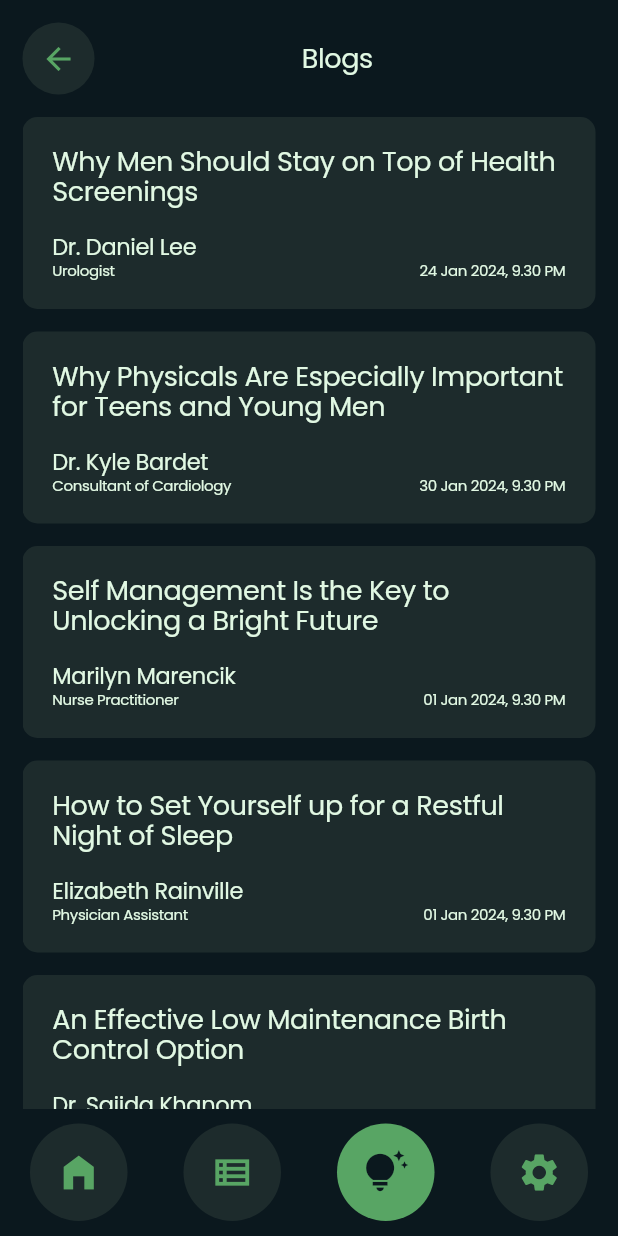
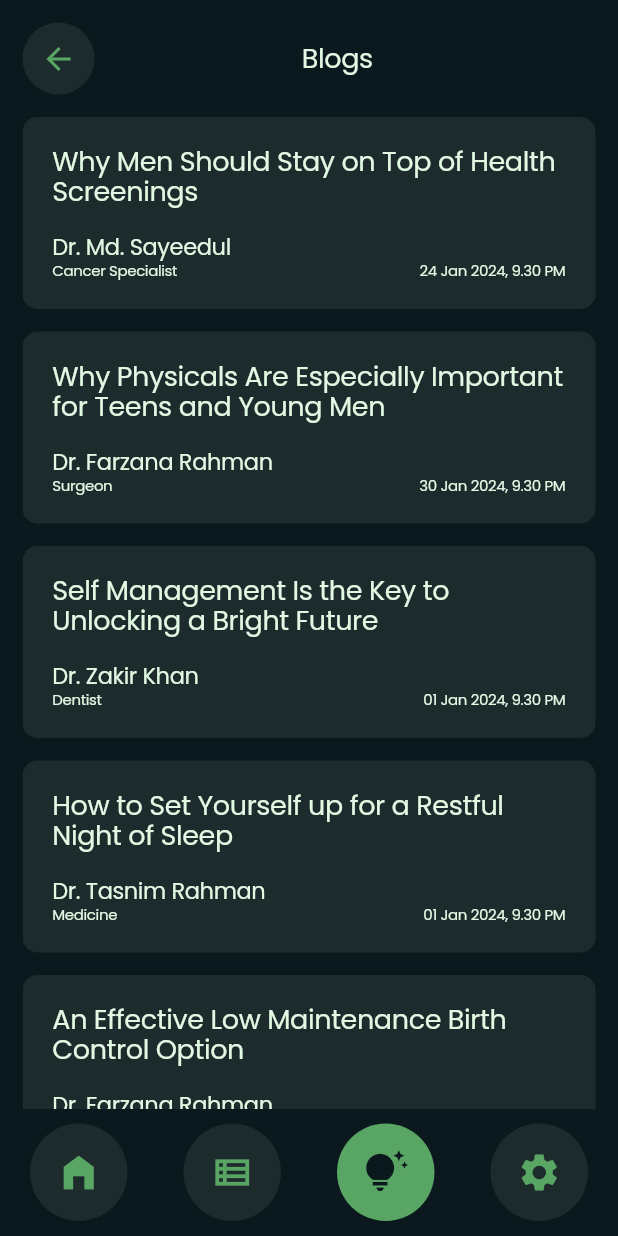
Before and after one commit to Hrithikishere/MediQueue, a Flutter app: the BlogsPage screen opened by its route, on a phone screen of 412 x 824 dp. Run offline on Flutter 3.47's test engine with Material 3 defaults, Android fonts, the phone set to English and light mode, and no system bars; our stand-ins replace animated_splash_screen, cached_network_image, go_router, google_fonts.

Commit message:
work by id
now all things will go by data from page to page

```diff
--- a/medi_queue/lib/config/app_router.dart
+++ b/medi_queue/lib/config/app_router.dart
@@ -170,10 +170,13 @@ final GoRouter router = GoRouter(debugLogDiagnostics: true, routes: <GoRoute>[
     },
   ),
   GoRoute(
-    path: '/appointment_create',
+    path: '/appointment_create/:id',
     name: 'appointment_create',
     pageBuilder: (context, state) {
-      return MaterialPage(child: AppointmentCreatePage());
+      return MaterialPage(
+          child: AppointmentCreatePage(
+        id: int.parse(state.pathParameters['id']!),
+      ));
     },
   ),
   GoRoute(
--- a/medi_queue/lib/framework/helpers/constants/data/blogs.dart
+++ b/medi_queue/lib/framework/helpers/constants/data/blogs.dart
@@ -1,83 +1,71 @@
 class Blogs {
   int id = 0;
   String title = "";
-  String postedBy = "";
-  String postedByDesg = "";
+  int postedBy;
   String postedTime = "";
   String description = "";
-  Blogs(this.id, this.title, this.postedBy, this.postedByDesg, this.postedTime,
-      this.description);
+  Blogs(this.id, this.title, this.postedBy, this.postedTime, this.description);
 }
 
 List<Blogs> blogsList = [
   Blogs(
       1000,
       "Why Men Should Stay on Top of Health Screenings",
-      "Dr. Daniel Lee",
-      "Urologist",
+      1111,
       "24 Jan 2024, 9.30 PM",
       "Historically, men have been hesitant to seek medical attention when something seems wrong with their health. Also, men aren't as likely as women to have preventive screenings and checkups with their health care team. This is a problem because early detection of a medical issue is the best way to improve effectiveness of condition treatment and management. Delaying or avoiding a checkup or screening could lead to a treatable situation turning deadly. While some screenings, such as HIV and hepatitis C, are recommended to have once, other screenings for certain cancers should be performed regularly.Vaccines are important to prevent infectious diseases. Vaccinations for men are administered at different intervals throughout adulthood.So, men, reconsider your reservations and talk to your health care team about potentially lifesaving screening.Men older than 50 should have a yearly physical exam, and men younger than 50 should have a physical exam every three to five years. Even if you're feeling healthy, a regular checkup with your health care team is a good way to validate your health or identify a problem in its early stages."),
   Blogs(
       1001,
       "Why Physicals Are Especially Important for Teens and Young Men",
-      "Dr. Kyle Bardet",
-      "Consultant of Cardiology",
+      1115,
       "30 Jan 2024, 9.30 PM",
       "This is a problem because early detection of a medical issue is the best way to improve effectiveness of condition treatment and management. Delaying or avoiding a checkup or screening could lead to a treatable situation turning deadly. While some screenings, such as HIV and hepatitis C, are recommended to have once, other screenings for certain cancers should be performed regularly.Vaccines are important to prevent infectious diseases. Vaccinations for men are administered at different intervals throughout adulthood.So, men, reconsider your reservations and talk to your health care team about potentially lifesaving screening.Men older than 50 should have a yearly physical exam, and men younger than 50 should have a physical exam every three to five years. Even if you're feeling healthy, a regular checkup with your health care team is a good way to validate your health or identify a problem in its early stages."),
   Blogs(
       1002,
       "Self Management Is the Key to Unlocking a Bright Future",
-      "Marilyn Marencik",
-      "Nurse Practitioner",
+      1113,
       "01 Jan 2024, 9.30 PM",
       "This is a problem because early detection of a medical issue is the best way to improve effectiveness of condition treatment and management. Delaying or avoiding a checkup or screening could lead to a treatable situation turning deadly. While some screenings, such as HIV and hepatitis C, are recommended to have once, other screenings for certain cancers should be performed regularly.Vaccines are important to prevent infectious diseases. Vaccinations for men are administered at different intervals throughout adulthood.So, men, reconsider your reservations and talk to your health care team about potentially lifesaving screening.Men older than 50 should have a yearly physical exam, and men younger than 50 should have a physical exam every three to five years. Even if you're feeling healthy, a regular checkup with your health care team is a good way to validate your health or identify a problem in its early stages."),
   Blogs(
       1003,
       "How to Set Yourself up for a Restful Night of Sleep",
-      "Elizabeth Rainville",
-      "Physician Assistant",
+      1123,
       "01 Jan 2024, 9.30 PM",
       "men have been hesitant to seek medical attention when something seems wrong with their health. Also, men aren't as likely as women to have preventive screenings and checkups with their health care team. This is a problem because early detection of a medical issue is the best way to improve effectiveness of condition treatment and management. Delaying or avoiding a checkup or screening could lead to a treatable situation turning deadly. While some screenings, such as HIV and hepatitis C, are recommended to have once, other screenings for certain cancers should be performed regularly.Vaccines are important to prevent infectious diseases. Vaccinations for men are administered at different intervals throughout adulthood.So, men, reconsider your reservations and talk to your health care team about potentially lifesaving screening.Men older than 50 should have a yearly physical exam, and men younger than 50 should have a physical exam every three to five years. Even if you're feeling healthy, a regular checkup with your health care team is a good way to validate your health or identify a problem in its early stages."),
   Blogs(
       1004,
       "An Effective Low Maintenance Birth Control Option",
-      "Dr. Sajida Khanom",
-      "Nurse Practitioner",
+      1115,
       "07 Jan 2024, 9.30 PM",
       "men have been hesitant to seek medical attention when something seems wrong with their health. Also, men aren't as likely as women to have preventive screenings and checkups with their health care team. This is a problem because early detection of a medical issue is the best way to improve effectiveness of condition treatment and management. Delaying or avoiding a checkup or screening could lead to a treatable situation turning deadly. While some screenings, such as HIV and hepatitis C, are recommended to have once, other screenings for certain cancers should be performed regularly.Vaccines are important to prevent infectious diseases. Vaccinations for men are administered at different intervals throughout adulthood.So, men, reconsider your reservations and talk to your health care team about potentially lifesaving screening.Men older than 50 should have a yearly physical exam, and men younger than 50 should have a physical exam every three to five years. Even if you're feeling healthy, a regular checkup with your health care team is a good way to validate your health or identify a problem in its early stages."),
   Blogs(
       1005,
       "Why Men Should Stay on Top of Health Screenings",
-      "Dr. Daniel Lee",
-      "Urologist",
+      1117,
       "24 Jan 2024, 9.30 PM",
       'men have been hesitant to seek medical attention when something seems wrong with their health. Also, men arent as likely as women to have preventive screenings and checkups with their health care team. This is a problem because early detection of a medical issue is the best way to improve effectiveness of condition treatment and management. Delaying or avoiding a checkup or screening could lead to a treatable situation turning deadly. While some screenings, such as HIV and hepatitis C, are recommended to have once, other screenings for certain cancers should be performed regularly.Vaccines are important to prevent infectious diseases. Vaccinations for men are administered at different intervals throughout adulthood.So, men, reconsider your reservations and talk to your health care team about potentially lifesaving screening.Men older than 50 should have a yearly physical exam, and men younger than 50 should have a physical exam every three to five years. Even if youre feeling healthy, a regular checkup with your health care team is a good way to validate your health or identify a problem in its early stages.'),
   Blogs(
       1006,
       "Why Physicals Are Especially Important for Teens and Young Men",
-      "Dr. Kyle Bardet",
-      "Consultant of Cardiology",
+      1119,
       "30 Jan 2024, 9.30 PM",
       "men have been hesitant to seek medical attention when something seems wrong with their health. Also, men aren't as likely as women to have preventive screenings and checkups with their health care team. This is a problem because early detection of a medical issue is the best way to improve effectiveness of condition treatment and management. Delaying or avoiding a checkup or screening could lead to a treatable situation turning deadly. While some screenings, such as HIV and hepatitis C, are recommended to have once, other screenings for certain cancers should be performed regularly.Vaccines are important to prevent infectious diseases. Vaccinations for men are administered at different intervals throughout adulthood.So, men, reconsider your reservations and talk to your health care team about potentially lifesaving screening.Men older than 50 should have a yearly physical exam, and men younger than 50 should have a physical exam every three to five years. Even if you're feeling healthy, a regular checkup with your health care team is a good way to validate your health or identify a problem in its early stages."),
   Blogs(
       1007,
       "Self Management Is the Key to Unlocking a Bright Future",
-      "Marilyn Marencik",
-      "Nurse Practitioner",
+      1126,
       "01 Jan 2024, 9.30 PM",
       "men have been hesitant to seek medical attention when something seems wrong with their health. Also, men aren't as likely as women to have preventive screenings and checkups with their health care team. This is a problem because early detection of a medical issue is the best way to improve effectiveness of condition treatment and management. Delaying or avoiding a checkup or screening could lead to a treatable situation turning deadly. While some screenings, such as HIV and hepatitis C, are recommended to have once, other screenings for certain cancers should be performed regularly.Vaccines are important to prevent infectious diseases. Vaccinations for men are administered at different intervals throughout adulthood.So, men, reconsider your reservations and talk to your health care team about potentially lifesaving screening.Men older than 50 should have a yearly physical exam, and men younger than 50 should have a physical exam every three to five years. Even if you're feeling healthy, a regular checkup with your health care team is a good way to validate your health or identify a problem in its early stages."),
   Blogs(
       1008,
       "How to Set Yourself up for a Restful Night of Sleep",
-      "Elizabeth Rainville",
-      "Physician Assistant",
+      1125,
       "01 Jan 2024, 9.30 PM",
       "men have been hesitant to seek medical attention when something seems wrong with their health. Also, men aren't as likely as women to have preventive screenings and checkups with their health care team. This is a problem because early detection of a medical issue is the best way to improve effectiveness of condition treatment and management. Delaying or avoiding a checkup or screening could lead to a treatable situation turning deadly. While some screenings, such as HIV and hepatitis C, are recommended to have once, other screenings for certain cancers should be performed regularly.Vaccines are important to prevent infectious diseases. Vaccinations for men are administered at different intervals throughout adulthood.So, men, reconsider your reservations and talk to your health care team about potentially lifesaving screening.Men older than 50 should have a yearly physical exam, and men younger than 50 should have a physical exam every three to five years. Even if you're feeling healthy, a regular checkup with your health care team is a good way to validate your health or identify a problem in its early stages."),
   Blogs(
       1009,
       "An Effective Low Maintenance Birth Control Option",
-      "Dr. Sajida Khanom",
-      "Nurse Practitioner",
+      1128,
       "07 Jan 2024, 9.30 PM",
       "men have been hesitant to seek medical attention when something seems wrong with their health. Also, men aren't as likely as women to have preventive screenings and checkups with their health care team. This is a problem because early detection of a medical issue is the best way to improve effectiveness of condition treatment and management. Delaying or avoiding a checkup or screening could lead to a treatable situation turning deadly. While some screenings, such as HIV and hepatitis C, are recommended to have once, other screenings for certain cancers should be performed regularly.Vaccines are important to prevent infectious diseases. Vaccinations for men are administered at different intervals throughout adulthood.So, men, reconsider your reservations and talk to your health care team about potentially lifesaving screening.Men older than 50 should have a yearly physical exam, and men younger than 50 should have a physical exam every three to five years. Even if you're feeling healthy, a regular checkup with your health care team is a good way to validate your health or identify a problem in its early stages."),
 ];
--- a/medi_queue/lib/pages/blog/blogs_page.dart
+++ b/medi_queue/lib/pages/blog/blogs_page.dart
@@ -41,8 +41,7 @@ class BlogsPage extends StatelessWidget {
                         child: BlogsCard(
                           id: blogsList[index].id,
                           title: blogsList[index].title,
-                          doctorName: blogsList[index].postedBy,
-                          doctorCategory: blogsList[index].postedByDesg,
+                          doctorId: blogsList[index].postedBy,
                           postedTime: blogsList[index].postedTime,
                         ),
                       );
--- a/medi_queue/lib/pages/doctors/doctor_profile_page.dart
+++ b/medi_queue/lib/pages/doctors/doctor_profile_page.dart
@@ -30,11 +30,7 @@ class DoctorProfilePage extends StatelessWidget {
                   },
                 ),
                 DoctorProfileCard(
-                  name: doctor.name,
-                  desg: doctor.desg,
-                  imageAddress: doctor.imageAddress,
-                  rating: doctor.rating,
-                  experience: doctor.experienceLevel,
+                  id: id,
                 ),
                 //Biography
                 Padding(
--- a/medi_queue/lib/util/blogs_card.dart
+++ b/medi_queue/lib/util/blogs_card.dart
@@ -1,23 +1,24 @@
 import 'package:flutter/material.dart';
 import 'package:medi_queue/framework/helpers/constants/colors.dart';
+import 'package:medi_queue/framework/helpers/constants/data/doctors.dart';
 
 class BlogsCard extends StatelessWidget {
   BlogsCard(
       {required this.id,
       required this.title,
-      required this.doctorName,
-      required this.doctorCategory,
+      required this.doctorId,
       required this.postedTime,
       super.key});
 
   int id;
   String title;
-  String doctorName;
-  String doctorCategory;
+  int doctorId;
   String postedTime;
 
   @override
   Widget build(BuildContext context) {
+    Doctor doctor = doctorList.where((doctor) => doctor.id == doctorId).first;
+
     return Container(
       padding: EdgeInsets.all(20),
       margin: EdgeInsets.only(bottom: 15),
@@ -34,7 +35,7 @@ class BlogsCard extends StatelessWidget {
           height: 18,
         ),
         Text(
-          doctorName,
+          doctor.name,
           style: Theme.of(context).textTheme.displayLarge!.copyWith(
                 fontSize: 15,
               ),
@@ -46,7 +47,7 @@ class BlogsCard extends StatelessWidget {
           mainAxisAlignment: MainAxisAlignment.spaceBetween,
           children: [
             Text(
-              doctorCategory,
+              doctor.desg,
               style: Theme.of(context).textTheme.displayLarge!.copyWith(
                     fontSize: 10,
                   ),
```
Also changed, not shown: medi_queue/lib/pages/about_page.dart (+8 -3 lines), medi_queue/lib/pages/appointment/appointment_create_page.dart (+15 -16 lines), medi_queue/lib/pages/blog/blog_desc_page.dart (+13 -6 lines), medi_queue/lib/util/doctor/doctor_profile_card.dart (+10 -18 lines), 1 other file.
